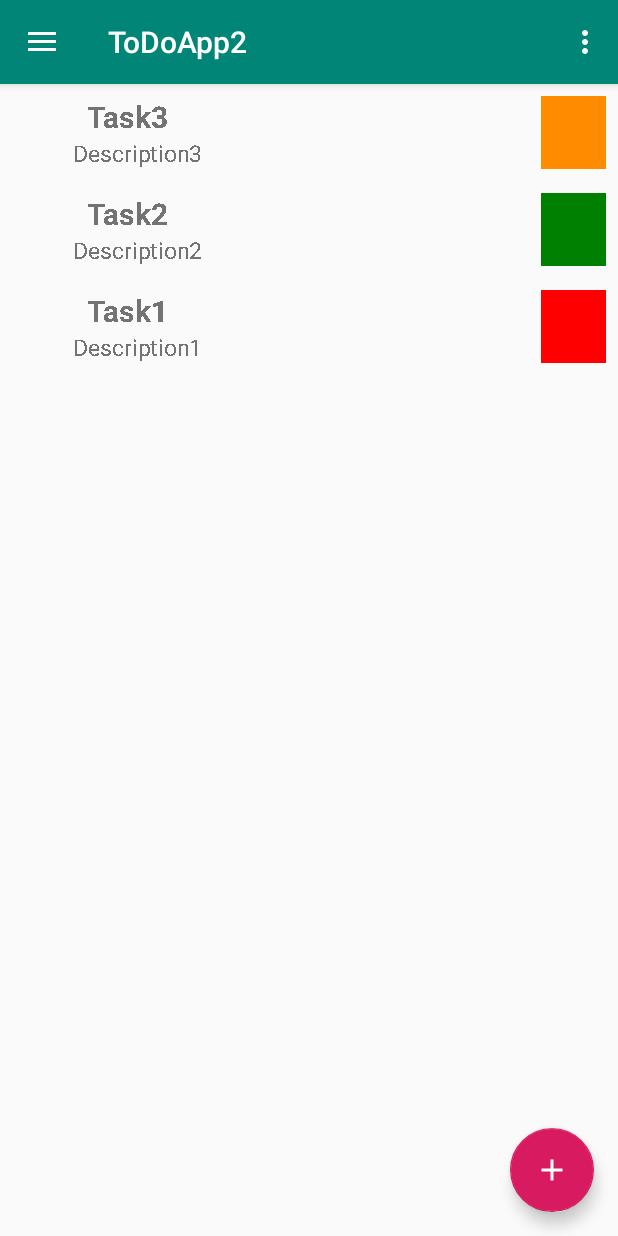
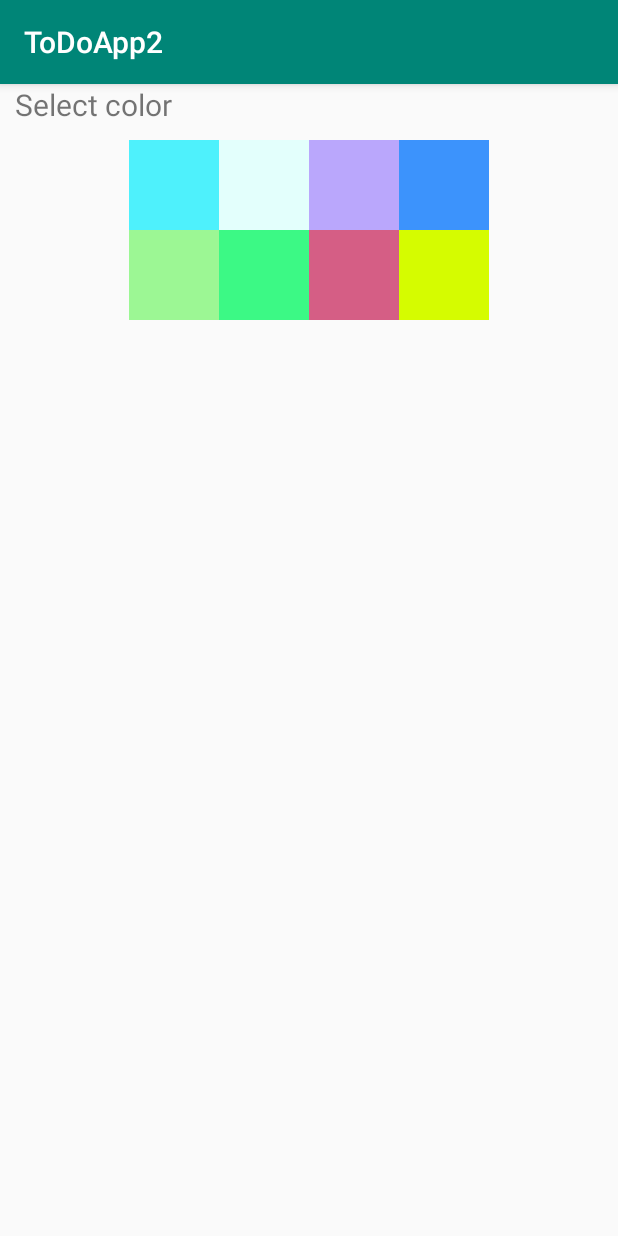
Before and after one commit to sherruh/TaskManagerAdvanced, an Android app: the MainActivity screen opened directly, with no data from a screen before it, in the options menu, after a tap on "Settings", on a phone screen of 412 x 824 dp. Run offline under Robolectric (Android 15) with nearby library versions, the phone set to English and light mode, and no system bars; 1 statement that could not run was skipped.

Commit message:
start select theme

```diff
--- a/app/src/main/AndroidManifest.xml
+++ b/app/src/main/AndroidManifest.xml
@@ -11,12 +11,11 @@
         android:supportsRtl="true"
         android:theme="@style/AppTheme"
         tools:ignore="GoogleAppIndexingWarning">
+        <activity android:name=".SettingsActivity"></activity>
         <activity
             android:name=".OnBoardActivity"
             android:label="@string/title_activity_on_board"
-            android:theme="@style/AppTheme.NoActionBar">
-
-        </activity>
+            android:theme="@style/AppTheme.NoActionBar"></activity>
         <activity android:name=".FormActivity" />
         <activity
             android:name=".MainActivity"
--- a/app/src/main/java/com/example/todoapp2/MainActivity.java
+++ b/app/src/main/java/com/example/todoapp2/MainActivity.java
@@ -3,6 +3,7 @@ package com.example.todoapp2;
 import android.content.ClipData;
 import android.content.DialogInterface;
 import android.content.Intent;
+import android.content.SharedPreferences;
 import android.os.Bundle;
 import android.support.annotation.Nullable;
 import android.support.design.widget.FloatingActionButton;
@@ -39,16 +40,20 @@ public class MainActivity extends AppCompatActivity
     private Task.Status STATUS_FILTER;
     private AlertDialog.Builder ad;
 
+
     @Override
     protected void onCreate(Bundle savedInstanceState) {
         super.onCreate(savedInstanceState);
         setContentView(R.layout.activity_main);
-        if(true){
+        SharedPreferences preferences=getSharedPreferences("settings",MODE_PRIVATE);
+        boolean shown=preferences.getBoolean("shown",false);
+        if(!shown){
             startActivity(new Intent(this,OnBoardActivity.class));
             finish();
         }
         Toolbar toolbar = (Toolbar) findViewById(R.id.toolbar);
         setSupportActionBar(toolbar);
+
 
         FloatingActionButton fab =  findViewById(R.id.fab);
         fab.setOnClickListener(new View.OnClickListener() {
@@ -259,6 +264,8 @@ public class MainActivity extends AppCompatActivity
         return true;
     }
 
+
+
     @Override
     public boolean onOptionsItemSelected(MenuItem item) {
         // Handle action bar item clicks here. The action bar will
@@ -268,6 +275,7 @@ public class MainActivity extends AppCompatActivity
 
         //noinspection SimplifiableIfStatement
         if (id == R.id.action_settings) {
+            startActivity(new Intent(this,SettingsActivity.class));
             return true;
         }
 
@@ -295,6 +303,7 @@ public class MainActivity extends AppCompatActivity
         } else if (id == R.id.nav_deleted) {
             switchTasks(tasksDeleted);
             STATUS_FILTER= Task.Status.DELETED;
+
         } else if (id == R.id.nav_share) {
 
         } else if (id == R.id.nav_send) {
@@ -312,4 +321,8 @@ public class MainActivity extends AppCompatActivity
         taskList.addAll(currentTasks);
         taskAdapter.notifyDataSetChanged();
     }
+
+    public void onClickSettings(MenuItem item) {
+        Log.d("MyApp","Settings clicked");
+    }
 }
--- a/app/src/main/java/com/example/todoapp2/OnBoardActivity.java
+++ b/app/src/main/java/com/example/todoapp2/OnBoardActivity.java
@@ -1,6 +1,8 @@
 package com.example.todoapp2;
 
+import android.content.ClipData;
 import android.content.Intent;
+import android.content.SharedPreferences;
 import android.support.design.widget.FloatingActionButton;
 import android.support.design.widget.Snackbar;
 import android.support.v7.app.AppCompatActivity;
@@ -57,6 +59,7 @@ public class OnBoardActivity extends AppCompatActivity {
         mViewPager = (ViewPager) findViewById(R.id.container);
         mViewPager.setAdapter(mSectionsPagerAdapter);
         dots=new ImageView[]{findViewById(R.id.dot1),findViewById(R.id.dot2),findViewById(R.id.dot3)};
+
         mViewPager.addOnPageChangeListener(new ViewPager.OnPageChangeListener() {
             @Override
             public void onPageScrolled(int i, float v, int i1) {
@@ -77,10 +80,7 @@ public class OnBoardActivity extends AppCompatActivity {
             }
         });
 
-
     }
-
-
 
     /**
      * A placeholder fragment containing a simple view.
@@ -149,6 +149,7 @@ public class OnBoardActivity extends AppCompatActivity {
             button.setOnClickListener(new View.OnClickListener() {
                 @Override
                 public void onClick(View v) {
+                    saveState();
                     startActivity(new Intent(getContext(),MainActivity.class));
                     getActivity().finish();
                 }
@@ -159,10 +160,11 @@ public class OnBoardActivity extends AppCompatActivity {
             return rootView;
         }
 
-        public void clickOnFinish(View view) {
-            startActivity(new Intent(getActivity(),MainActivity.class));
-            getActivity().finish();
+        private void saveState() {
+            SharedPreferences preferences=getContext().getSharedPreferences("settings",MODE_PRIVATE);
+            preferences.edit().putBoolean("shown",true).apply();
         }
+
 
 
     }
@@ -191,7 +193,9 @@ public class OnBoardActivity extends AppCompatActivity {
         public Fragment getItem(int position) {
             // getItem is called to instantiate the fragment for the given page.
             // Return a PlaceholderFragment (defined as a static inner class below).
+
             return PlaceholderFragment.newInstance(position );
+
         }
 
         @Override
@@ -200,4 +204,5 @@ public class OnBoardActivity extends AppCompatActivity {
             return 3;
         }
     }
+
 }
--- /dev/null
+++ b/app/src/main/java/com/example/todoapp2/SettingsActivity.java
@@ -0,0 +1,28 @@
+package com.example.todoapp2;
+
+import android.graphics.drawable.ColorDrawable;
+import android.support.v7.app.AppCompatActivity;
+import android.os.Bundle;
+import android.text.Layout;
+import android.util.Log;
+import android.view.LayoutInflater;
+import android.view.MenuItem;
+import android.view.View;
+import android.widget.ImageView;
+import android.widget.LinearLayout;
+
+public class SettingsActivity extends AppCompatActivity {
+
+    @Override
+    protected void onCreate(Bundle savedInstanceState) {
+        super.onCreate(savedInstanceState);
+        setContentView(R.layout.activity_settings);
+    }
+
+    public void onClickTheme(View view) {
+        LayoutInflater layout=getLayoutInflater();
+        ImageView imageView= (ImageView) view;
+        ColorDrawable drawable = (ColorDrawable) imageView.getBackground();
+        getConte
+    }
+}
--- /dev/null
+++ b/app/src/main/res/layout/activity_settings.xml
@@ -0,0 +1,39 @@
+<?xml version="1.0" encoding="utf-8"?>
+<LinearLayout xmlns:app="http://schemas.android.com/apk/res-auto"
+    android:id="@+id/settings_layout"
+    xmlns:tools="http://schemas.android.com/tools"
+    xmlns:android="http://schemas.android.com/apk/res/android"
+    android:layout_width="match_parent"
+    android:layout_height="match_parent"
+    tools:context=".SettingsActivity"
+    android:orientation="vertical"
+    >
+
+    <TextView
+        android:layout_width="match_parent"
+        android:layout_height="wrap_content"
+        android:textSize="20sp"
+        android:layout_marginLeft="10dp"
+        android:text="Select color"
+        />
+
+    <GridLayout
+        android:layout_margin="10dp"
+        android:layout_width="wrap_content"
+        android:layout_height="wrap_content"
+        android:layout_gravity="center"
+        android:columnCount="4"
+        android:orientation="horizontal">
+        <ImageView android:src="@color/theme1" android:layout_width="60dp" android:layout_height="60dp" android:onClick="onClickTheme" />
+        <ImageView android:src="@color/theme2" android:layout_width="60dp" android:layout_height="60dp" android:onClick="onClickTheme"/>
+        <ImageView android:src="@color/theme3" android:layout_width="60dp" android:layout_height="60dp" android:onClick="onClickTheme"/>
+        <ImageView android:src="@color/theme4" android:layout_width="60dp" android:layout_height="60dp" android:onClick="onClickTheme"/>
+        <ImageView android:src="@color/theme5" android:layout_width="60dp" android:layout_height="60dp" android:onClick="onClickTheme"/>
+        <ImageView android:src="@color/theme6" android:layout_width="60dp" android:layout_height="60dp" android:onClick="onClickTheme"/>
+        <ImageView android:src="@color/theme7" android:layout_width="60dp" android:layout_height="60dp" android:onClick="onClickTheme"/>
+        <ImageView android:src="@color/theme8" android:layout_width="60dp" android:layout_height="60dp" android:onClick="onClickTheme"/>
+
+
+    </GridLayout>
+
+</LinearLayout>
--- a/app/src/main/res/menu/menu_on_board.xml
+++ b/app/src/main/res/menu/menu_on_board.xml
@@ -1,10 +1,12 @@
 <menu xmlns:android="http://schemas.android.com/apk/res/android"
     xmlns:app="http://schemas.android.com/apk/res-auto"
     xmlns:tools="http://schemas.android.com/tools"
-    tools:context="com.example.todoapp2.OnBoardActivity">
+    tools:context="com.example.todoapp2.MainActivity">
     <item
         android:id="@+id/action_settings"
         android:orderInCategory="100"
         android:title="@string/action_settings"
-        app:showAsAction="never" />
+        android:onClick="onClickSettings"
+        app:showAsAction="never"
+        />
 </menu>
--- a/app/src/main/res/values/colors.xml
+++ b/app/src/main/res/values/colors.xml
@@ -8,4 +8,12 @@
     <color name="green">#008000</color>
     <color name="orange">#FF8C00</color>
     <color name="grey">	#696969</color>
+    <color name="theme1">#4ef1fc</color>
+    <color name="theme2">#e3fffc</color>
+    <color name="theme3">#baa7fc</color>
+    <color name="theme4">#3c93fc</color>
+    <color name="theme5">#9cf794</color>
+    <color name="theme6">#3cf985</color>
+    <color name="theme7">#d55e85</color>
+    <color name="theme8">#d5fc00</color>
 </resources>
```
